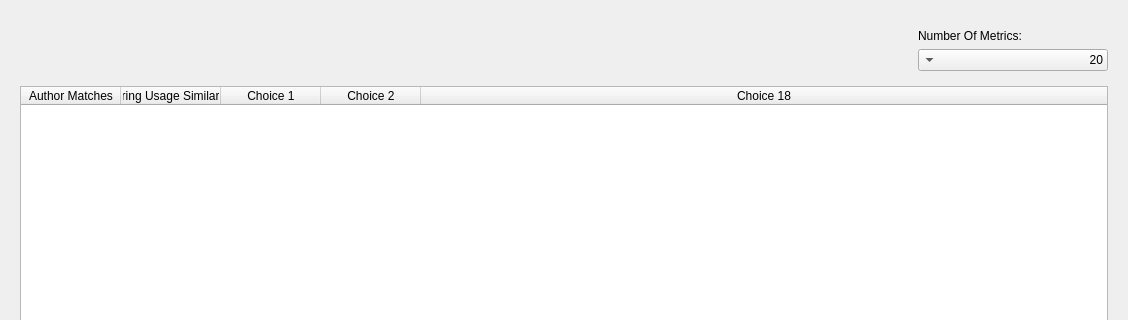
Old version of the form BinAuthorPlugin/Views/UI/MetricsView.ui in the repository g4hsean/BinAuthor; both pictures show x 0 to 1128 and y 0 to 320 of the 1128 by 846 pixel window.
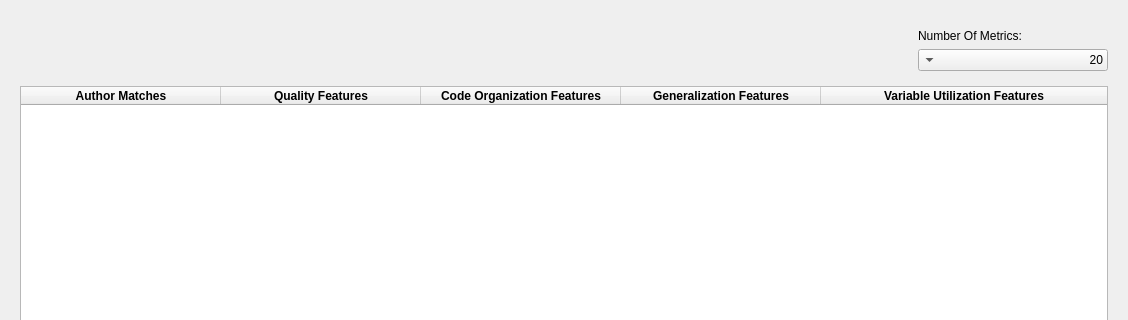
New version of the form.

Commit message: Updated the Metrics View and fixed a bug in Author Classification that would cause the script to crash when an empty document was encountered.

What changed in the file:
```diff
--- a/BinAuthorPlugin/Views/UI/MetricsView.ui
+++ b/BinAuthorPlugin/Views/UI/MetricsView.ui
@@ -98,6 +98,15 @@
          <property name="rowCount">
           <number>0</number>
          </property>
+         <attribute name="horizontalHeaderVisible">
+          <bool>true</bool>
+         </attribute>
+         <attribute name="horizontalHeaderCascadingSectionResizes">
+          <bool>true</bool>
+         </attribute>
+         <attribute name="horizontalHeaderDefaultSectionSize">
+          <number>200</number>
+         </attribute>
          <attribute name="horizontalHeaderStretchLastSection">
           <bool>true</bool>
          </attribute>
@@ -105,25 +114,55 @@
           <property name="text">
            <string>Author Matches</string>
           </property>
+          <property name="font">
+           <font>
+            <weight>75</weight>
+            <bold>true</bold>
+           </font>
+          </property>
          </column>
          <column>
           <property name="text">
-           <string>String Usage Similarity</string>
+           <string>Quality Features</string>
           </property>
+          <property name="font">
+           <font>
+            <weight>75</weight>
+            <bold>true</bold>
+           </font>
+          </property>
          </column>
          <column>
           <property name="text">
-           <string>Choice 1</string>
+           <string>Code Organization Features</string>
           </property>
+          <property name="font">
+           <font>
+            <weight>75</weight>
+            <bold>true</bold>
+           </font>
+          </property>
          </column>
          <column>
           <property name="text">
-           <string>Choice 2</string>
+           <string>Generalization Features</string>
           </property>
+          <property name="font">
+           <font>
+            <weight>75</weight>
+            <bold>true</bold>
+           </font>
+          </property>
          </column>
          <column>
           <property name="text">
-           <string>Choice 18</string>
+           <string>Variable Utilization Features</string>
+          </property>
+          <property name="font">
+           <font>
+            <weight>75</weight>
+            <bold>true</bold>
+           </font>
           </property>
          </column>
         </widget>
```
The commit also changes 1 other file.
